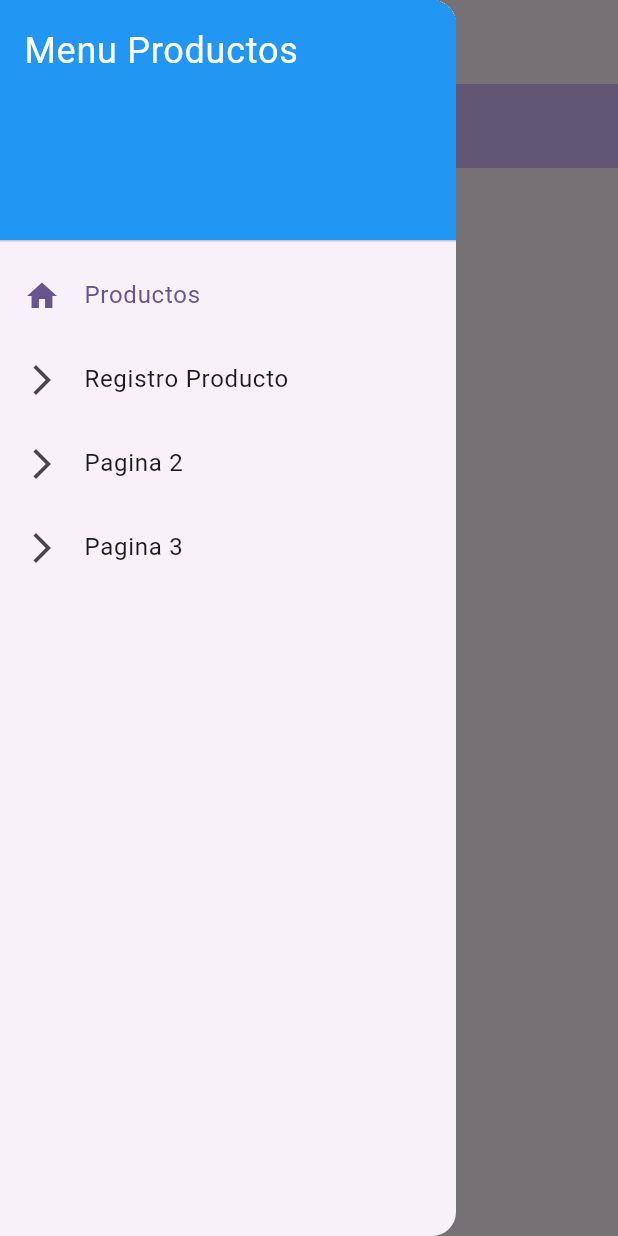
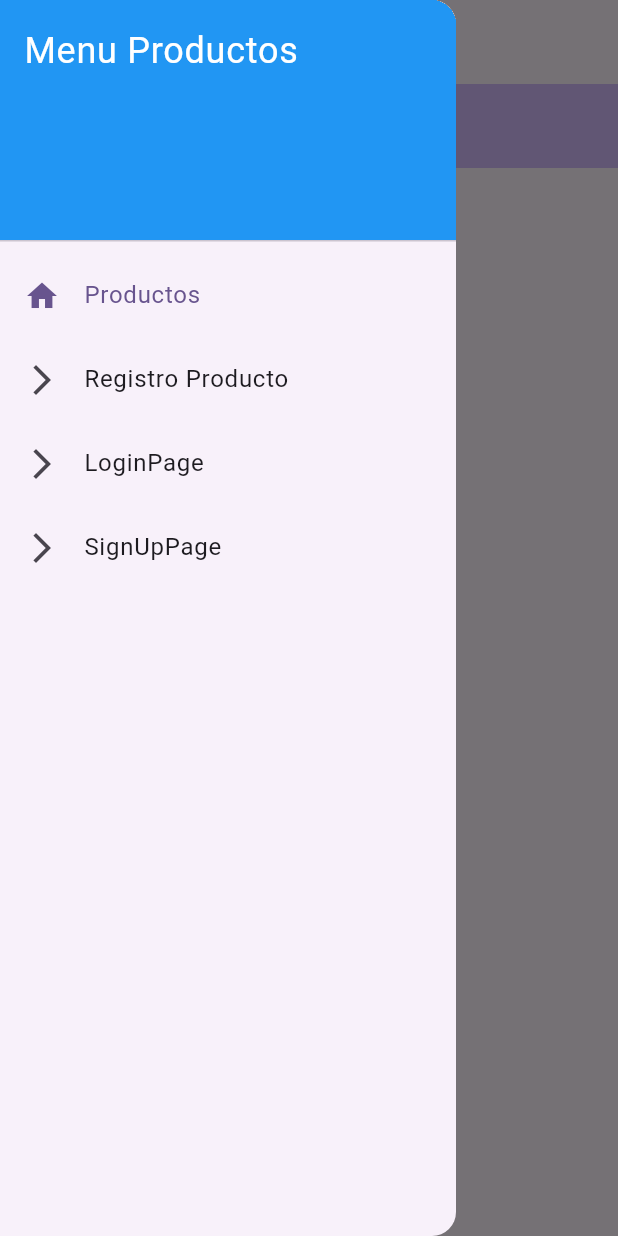
Before and after one commit to levi1405/eval2_sis21a, a Flutter app: the screen it shows after launch, with the side drawer open, on a phone screen of 412 x 824 dp. Run offline on Flutter 3.47's test engine with Material 2 defaults, Android fonts, the phone set to English and light mode, and no system bars; our stand-ins replace cloud_firestore, firebase_auth, firebase_core; accounts and stored records are empty.

Commit message:
Configuracion de las rutas del menu drawer

```diff
--- a/lib/views/home.dart
+++ b/lib/views/home.dart
@@ -1,7 +1,8 @@
-import 'dart:ffi';
 
+import 'package:eval2_sis21a/views/login_page.dart';
 import 'package:eval2_sis21a/views/pantalla.dart';
 import 'package:eval2_sis21a/views/registro.dart';
+import 'package:eval2_sis21a/views/sign_up_auth.dart';
 import 'package:flutter/material.dart';
 
 
@@ -20,6 +21,8 @@ class _MyHomePageState extends State<MyHomePage> {
     switch (pos){
       case 0: return Pantalla(title: "Lista de Productos",style: TextStyle(),);
       case 1: return Registro();
+      case 2: return LoginPage();
+      case 3: return SignUpPage();
 
 
     }
@@ -73,7 +76,7 @@ class _MyHomePageState extends State<MyHomePage> {
             ListTile(
               selected: (2==_item),
               leading: Icon(Icons.arrow_forward_ios),
-              title: Text('Pagina 2'),
+              title: Text('LoginPage'),
               onTap: (){
                 setItemDrawer(2);
               },
@@ -81,7 +84,7 @@ class _MyHomePageState extends State<MyHomePage> {
             ListTile(
               selected: (3==_item),
            leading: Icon(Icons.arrow_forward_ios),
-                title: Text('Pagina 3'),
+                title: Text('SignUpPage'),
               onTap: (){
                 setItemDrawer(3);
               },
```
